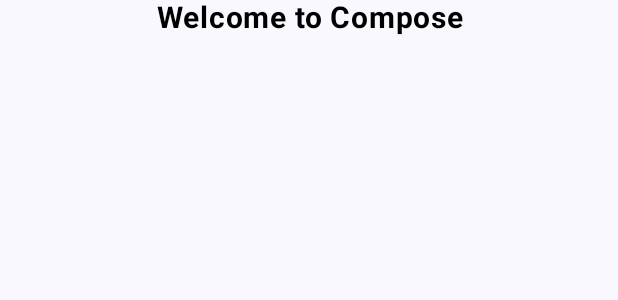
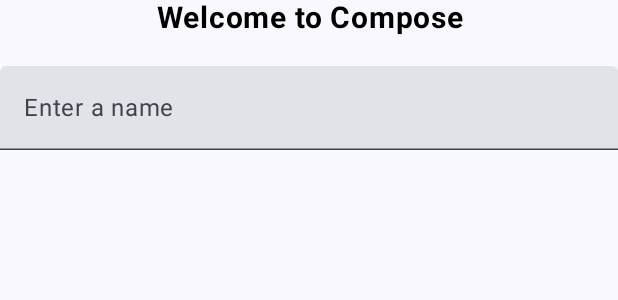
Before and after one commit to doanpt/ComposeLearning, an Android app built with Jetpack Compose: the @Preview function GreetingPreview, on a phone screen of 412 x 824 dp. Shown: the top 300 px of the screen. Run offline under Robolectric (Android 15) with nearby library versions, the phone set to English and light mode, and no system bars.

Commit message:
Add a text field

```diff
--- a/app/src/main/java/com/andrew/compose/MainActivity.kt
+++ b/app/src/main/java/com/andrew/compose/MainActivity.kt
@@ -3,16 +3,18 @@ package com.andrew.compose
 import android.os.Bundle
 import androidx.activity.ComponentActivity
 import androidx.activity.compose.setContent
+import androidx.compose.foundation.layout.Column
 import androidx.compose.foundation.layout.Spacer
 import androidx.compose.foundation.layout.fillMaxSize
+import androidx.compose.foundation.layout.fillMaxWidth
 import androidx.compose.foundation.layout.height
 import androidx.compose.material3.MaterialTheme
 import androidx.compose.material3.Surface
 import androidx.compose.material3.Text
+import androidx.compose.material3.TextField
 import androidx.compose.runtime.Composable
 import androidx.compose.ui.Modifier
 import androidx.compose.ui.graphics.Color
-import androidx.compose.ui.text.TextStyle
 import androidx.compose.ui.text.font.FontWeight
 import androidx.compose.ui.text.style.TextAlign
 import androidx.compose.ui.tooling.preview.Preview
@@ -39,6 +41,7 @@ class MainActivity : ComponentActivity() {
 
 @Composable
 fun ContentView() {
+    Column(modifier = Modifier.fillMaxWidth()) {
         Text(
             text = "Welcome to Compose",
             color = Color.Black,
@@ -50,7 +53,20 @@ fun ContentView() {
             //     fontSize = 80.sp,
             //     fontWeight = FontWeight.Thin
             // )
+            modifier = Modifier.fillMaxWidth()
         )
+        Spacer(modifier = Modifier.height(20.dp))
+        TextField(
+            value = "",
+            onValueChange = {
+                // do something here
+            },
+            placeholder = {
+                Text(text = "Enter a name")
+            },
+            modifier = Modifier.fillMaxWidth(),
+        )
+    }
 }
 
 @Preview(showBackground = true)
```
Lines whose indentation alone changed are shown as unchanged.
